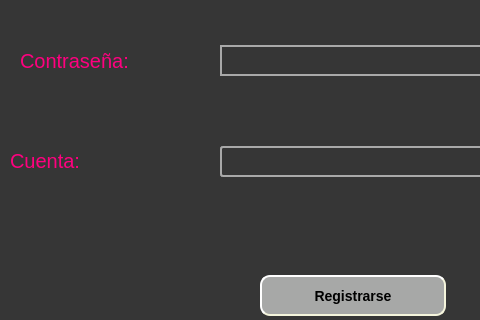
Qt form view/registrarse.ui (L3NNYN/TAREA3) before a commit; both pictures show x 0 to 480 and y 205 to 525 of the 601 by 618 pixel window.
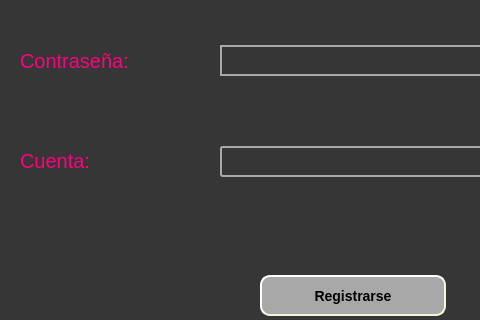
The same form after that commit.

Patch:
```diff
--- a/view/registrarse.ui
+++ b/view/registrarse.ui
@@ -113,9 +113,9 @@
   <widget class="QLabel" name="label_4">
    <property name="geometry">
     <rect>
-     <x>10</x>
+     <x>20</x>
      <y>350</y>
-     <width>201</width>
+     <width>191</width>
      <height>31</height>
     </rect>
    </property>
```
